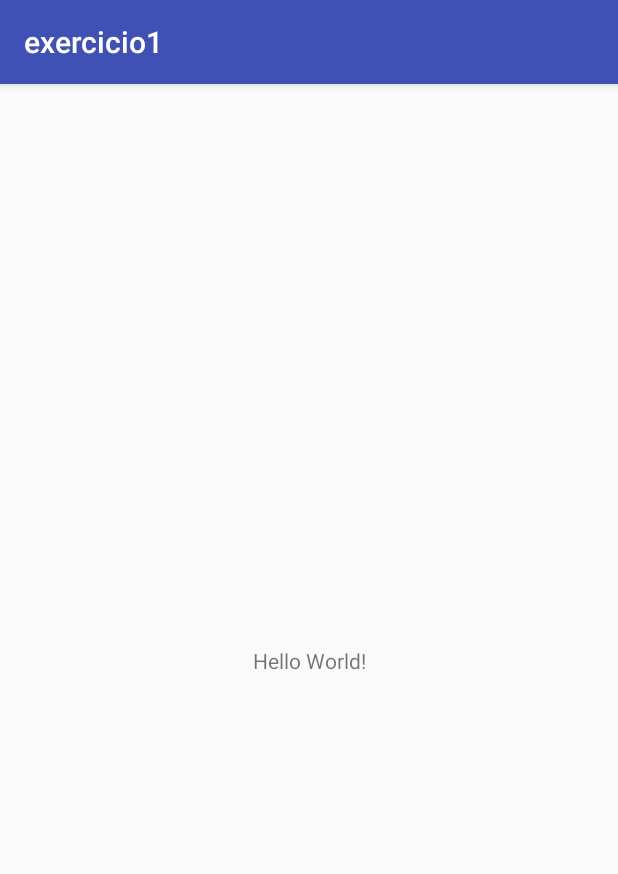
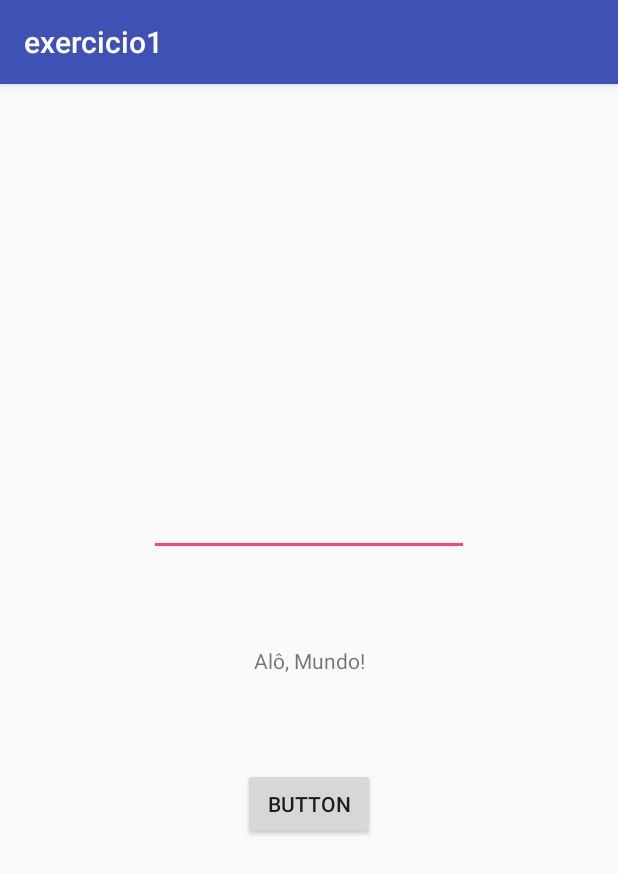
Before and after one commit to matc89-20192/android-ex1-Danielflacerda, an Android app: the screen it shows after launch (MainActivity), on a phone screen of 412 x 824 dp. Shown: the top 874 px of the screen. Run offline under Robolectric (Android 15) with nearby library versions, the phone set to English and light mode, and no system bars.

Commit message:
Professor conseguir resolver aquele erro que estava acontecendo com o script de correcao

```diff
--- a/app/src/main/java/matc89/exercicio1/MainActivity.java
+++ b/app/src/main/java/matc89/exercicio1/MainActivity.java
@@ -2,12 +2,45 @@ package matc89.exercicio1;
 
 import android.support.v7.app.AppCompatActivity;
 import android.os.Bundle;
+import android.view.View;
+import android.widget.Button;
+import android.widget.EditText;
+import android.widget.TextView;
+
+import org.w3c.dom.Text;
 
 public class MainActivity extends AppCompatActivity {
 
+    String aux;
+    private Button bt;
+    private EditText et;
+    private TextView tv;
+
     @Override
-    protected void onCreate(Bundle savedInstanceState) {
+    protected void onCreate( Bundle savedInstanceState) {
         super.onCreate(savedInstanceState);
         setContentView(R.layout.activity_main);
+
+
+        bt = (Button) findViewById(R.id.btnCumprimentar);
+        et = (EditText) findViewById(R.id.editNome);
+        tv = (TextView) findViewById(R.id.labelMensagem);
+        bt.setOnClickListener(new View.OnClickListener(){
+        @Override
+            public void onClick(View v){
+                aux = et.getText().toString();
+                tv.setText("Alô, " + et.getText().toString() + "!");
+            }
+        });
+    }
+    protected void onSaveInstanceState(Bundle state)
+    {
+        super.onSaveInstanceState(state);
+        state.putString("aux", aux);
+    }
+    protected void onRestoreInstanceState(Bundle savedInstanceState)
+    {
+        super.onRestoreInstanceState(savedInstanceState);
+        tv.setText("Alô, " + savedInstanceState.getString("aux") + "!");
     }
 }
--- a/app/src/main/res/layout/activity_main.xml
+++ b/app/src/main/res/layout/activity_main.xml
@@ -3,11 +3,51 @@
     xmlns:android="http://schemas.android.com/apk/res/android"
     xmlns:app="http://schemas.android.com/apk/res-auto"
     xmlns:tools="http://schemas.android.com/tools" android:layout_width="match_parent"
-    android:layout_height="match_parent" tools:context="matc89.exercicio1.MainActivity">
+    android:layout_height="match_parent" tools:context="matc89.exercicio1.MainActivity"
+    tools:layout_editor_absoluteY="81dp"
+    tools:layout_editor_absoluteX="0dp">
 
-    <TextView android:layout_width="wrap_content" android:layout_height="wrap_content"
-        android:text="Hello World!" app:layout_constraintBottom_toBottomOf="parent"
-        app:layout_constraintLeft_toLeftOf="parent" app:layout_constraintRight_toRightOf="parent"
-        app:layout_constraintTop_toTopOf="parent" />
+    <TextView
+        android:id="@+id/labelMensagem"
+        android:layout_width="wrap_content"
+        android:layout_height="wrap_content"
+        android:text="Alô, Mundo!"
+        app:layout_constraintBottom_toBottomOf="parent"
+        app:layout_constraintLeft_toLeftOf="parent"
+        app:layout_constraintRight_toRightOf="parent"
+        app:layout_constraintTop_toTopOf="parent"
+        tools:layout_constraintBottom_creator="1"
+        tools:layout_constraintLeft_creator="1"
+        tools:layout_constraintRight_creator="1"
+        tools:layout_constraintTop_creator="1" />
+
+    <EditText
+        android:id="@+id/editNome"
+        android:layout_width="wrap_content"
+        android:layout_height="wrap_content"
+        android:ems="10"
+        android:inputType="textPersonName"
+        android:selectAllOnFocus="false"
+        tools:layout_constraintRight_creator="1"
+        tools:layout_constraintBottom_creator="1"
+        app:layout_constraintBottom_toTopOf="@+id/labelMensagem"
+        app:layout_constraintRight_toRightOf="parent"
+        tools:layout_constraintLeft_creator="1"
+        android:layout_marginBottom="60dp"
+        app:layout_constraintLeft_toLeftOf="parent" />
+
+    <Button
+        android:id="@+id/btnCumprimentar"
+        android:layout_width="wrap_content"
+        android:layout_height="wrap_content"
+        android:text="Button"
+        app:layout_constraintLeft_toLeftOf="parent"
+        app:layout_constraintRight_toRightOf="parent"
+        tools:layout_constraintTop_creator="1"
+        tools:layout_constraintRight_creator="1"
+        android:layout_marginTop="62dp"
+        app:layout_constraintTop_toBottomOf="@+id/labelMensagem"
+        tools:layout_constraintLeft_creator="1" />
+
 
 </android.support.constraint.ConstraintLayout>
```
